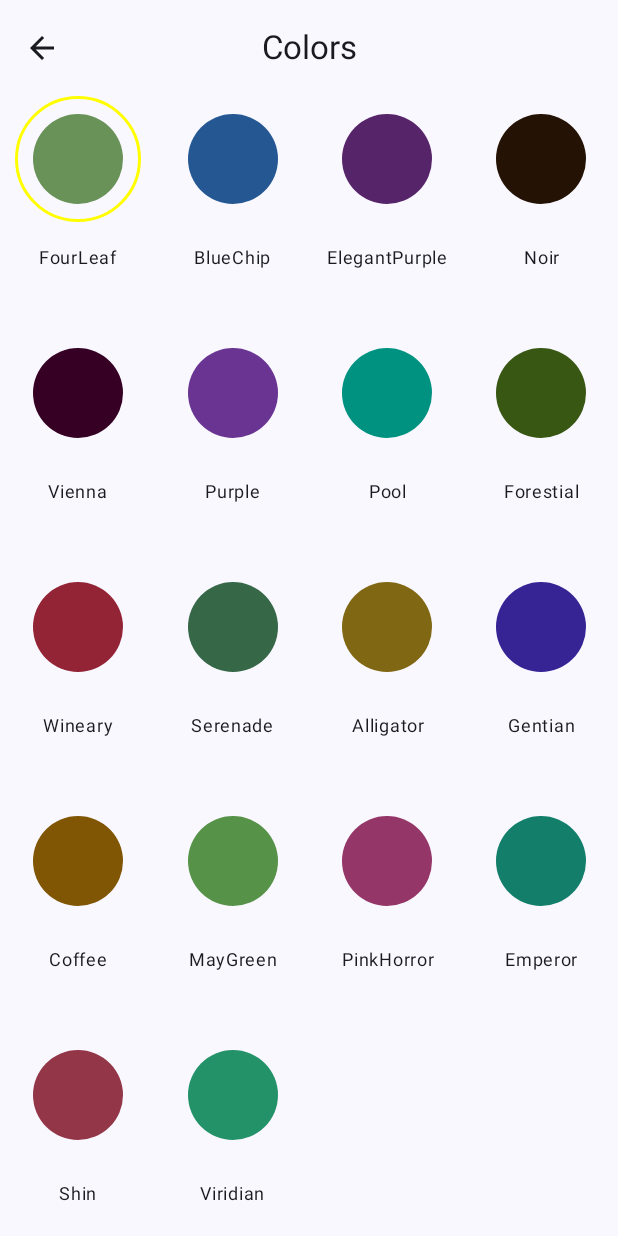
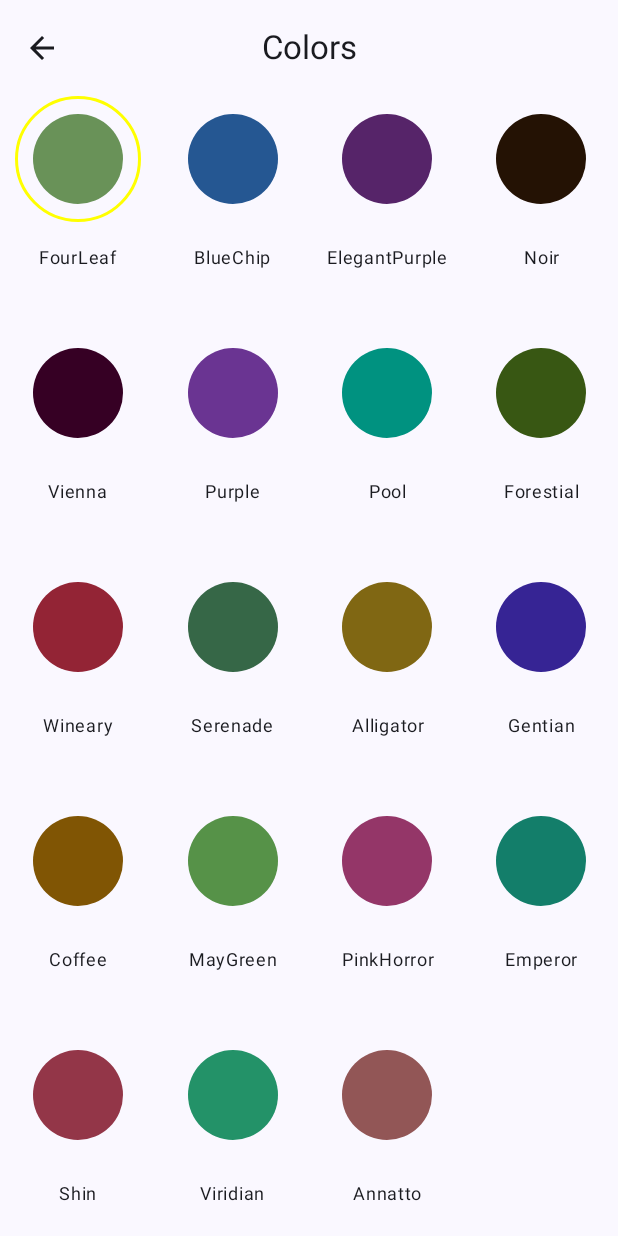
Before and after one commit to bharat2005/lpu-touch-clone-2, an Android app built with Jetpack Compose: the ColorsScreen screen opened through its navigation route, on a phone screen of 412 x 824 dp. Run offline under Robolectric (Android 15) with nearby library versions, the phone set to English and light mode, and no system bars; our stand-ins replace accompanist.

Commit message:
Annatto Color Added:

```diff
--- a/app/src/main/java/com/example/lputouch/data/source/MyColorsList.kt
+++ b/app/src/main/java/com/example/lputouch/data/source/MyColorsList.kt
@@ -2,6 +2,7 @@ package com.example.lputouch.data.source
 
 import com.example.lputouch.data.model.MyColor
 import com.example.lputouch.ui.theme.Alligator
+import com.example.lputouch.ui.theme.Annatto
 import com.example.lputouch.ui.theme.BlueChip
 import com.example.lputouch.ui.theme.Coffee
 import com.example.lputouch.ui.theme.ElegantPurple
@@ -39,5 +40,6 @@ val myColorsList : List<MyColor> = listOf(
     MyColor(Emperor, "Emperor"),
     MyColor(Shin, "Shin"),
     MyColor(Viridian, "Viridian"),
+    MyColor(Annatto, "Annatto"),
 
 )
--- a/app/src/main/java/com/example/lputouch/ui/theme/Color.kt
+++ b/app/src/main/java/com/example/lputouch/ui/theme/Color.kt
@@ -61,8 +61,8 @@ val Viridian = Color(0xFF239268)  // 02-Oct-Thursday 08:07 PM Dinner
 
 
 //    03-Oct-Friday
-////////////////////////////////////////////////////////////////////////
-////////////////////////////////////////////////////////////////////////
+val Annatto = Color(0xFF925656) // 03-Oct-Friday 08:32 AM BreakFast
+//val jjl = Color(0xFF) // 03-Oct-Friday 01:25 PM Lunch
 ////////////////////////////////////////////////////////////////////////
 
 
```
Also changed, not shown: app/src/main/res/drawable/ss19.jpg (added).
